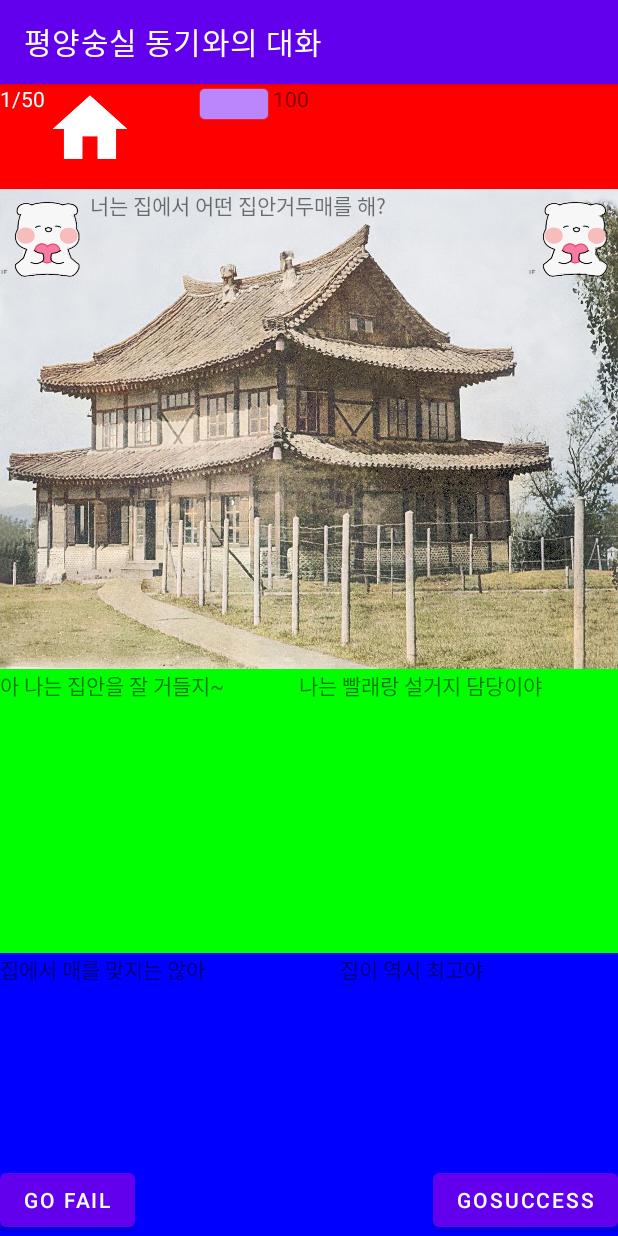
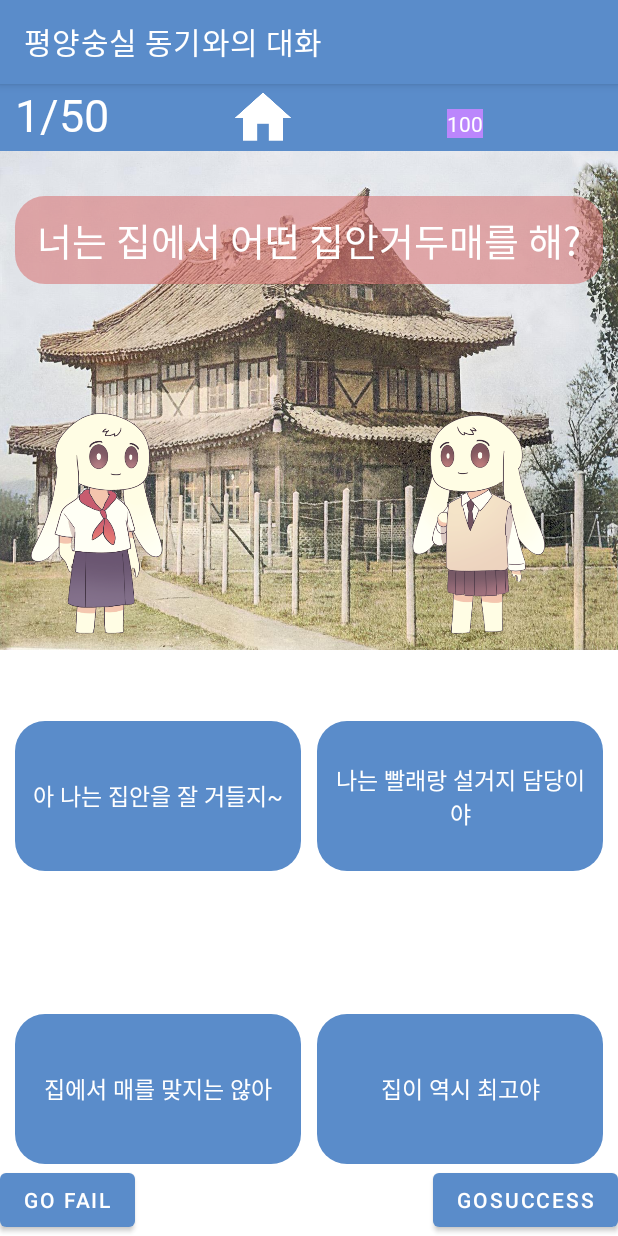
Before and after one commit to somsom13/SSU_Everything_Contest, an Android app: the NorthGame screen opened directly, with no data from a screen before it, on a phone screen of 412 x 824 dp. Run offline under Robolectric (Android 15) with nearby library versions, the light colour scheme and no system bars.

Commit message:
[수정] game 버튼모양, 단어장 색깔 등

```diff
--- a/app/src/main/java/com/example/ssu_everything_contest/NorthSouthWordAdapter.java
+++ b/app/src/main/java/com/example/ssu_everything_contest/NorthSouthWordAdapter.java
@@ -48,7 +48,7 @@ public class NorthSouthWordAdapter extends BaseAdapter {
         northText.setText(words.get(position).getnWord());
         southText.setText(words.get(position).getsWord());
         if (words.get(position).getCheck() == true) { //이미 누른거
-            southText.setTextColor(Color.parseColor("#ff0000"));
+            southText.setTextColor(Color.parseColor("#5A8CCA"));
         } else { //아직 안누른거
             southText.setTextColor(Color.parseColor("#ffffff"));
         }
--- a/app/src/main/java/com/example/ssu_everything_contest/SouthMain.java
+++ b/app/src/main/java/com/example/ssu_everything_contest/SouthMain.java
@@ -25,13 +25,16 @@ public class SouthMain extends AppCompatActivity {
         ListView listView=(ListView)findViewById(R.id.southListView);
         final NorthSouthWordAdapter nsAdapter=new NorthSouthWordAdapter(this,MainActivity.nsWordList);
 
+
         listView.setAdapter(nsAdapter);
 
         listView.setOnItemClickListener(new AdapterView.OnItemClickListener() {
             @Override
             public void onItemClick(AdapterView parent, View v, int position, long id) {
+                int pos=listView.getFirstVisiblePosition();
                 nsAdapter.changeStatus(position);
                 parent.setAdapter((nsAdapter));
+                listView.setSelection(pos);
             }
         });
 
--- /dev/null
+++ b/app/src/main/res/drawable/game_answer_button.xml
@@ -0,0 +1,16 @@
+<?xml version="1.0" encoding="utf-8"?>
+<shape xmlns:android="http://schemas.android.com/apk/res/android">
+    <solid
+        android:color="#5A8CCA"/>
+
+    <corners
+        android:radius="30px"/>
+
+    <size
+        android:layout_height="40dp"
+        android:layout_width="30dp" />
+
+
+
+
+</shape>
--- /dev/null
+++ b/app/src/main/res/drawable/game_question_button.xml
@@ -0,0 +1,13 @@
+<?xml version="1.0" encoding="utf-8"?>
+<shape xmlns:android="http://schemas.android.com/apk/res/android">
+
+    <solid
+        android:color="#90D97171"/>
+
+    <corners
+        android:radius="30px"/>
+
+    <size
+        android:layout_height="100dp"
+        android:layout_width="140dp" />
+</shape>
--- a/app/src/main/res/drawable/home_icon.xml
+++ b/app/src/main/res/drawable/home_icon.xml
@@ -2,6 +2,6 @@
 <layer-list xmlns:android="http://schemas.android.com/apk/res/android">
     <item
         android:drawable="@drawable/home_icon_image"
-        android:width="60dp"
-        android:height="60dp" />
+        android:width="45dp"
+        android:height="45dp" />
 </layer-list>
--- a/app/src/main/res/drawable/location_marker.xml
+++ b/app/src/main/res/drawable/location_marker.xml
@@ -2,6 +2,6 @@
 <layer-list xmlns:android="http://schemas.android.com/apk/res/android">
     <item
         android:drawable="@drawable/location_marker_image"
-        android:width="60dp"
-        android:height="60dp" />
+        android:width="65dp"
+        android:height="50dp" />
 </layer-list>
--- a/app/src/main/res/layout/north_game.xml
+++ b/app/src/main/res/layout/north_game.xml
@@ -11,9 +11,9 @@
     <LinearLayout
         android:id="@+id/top"
         android:layout_width="match_parent"
-        android:layout_height="147dp"
+        android:layout_height="120dp"
         android:layout_weight="1"
-        android:background="#ff0000"
+        android:background="#5A8CCA"
         android:orientation="horizontal">
 
         <TextView
@@ -21,7 +21,10 @@
             android:layout_width="wrap_content"
             android:layout_height="wrap_content"
             android:text="1/60"
-            android:textColor="#ffffff" />
+            android:textColor="#ffffff"
+            android:fontFamily="@font/gowunbatang_regular"
+            android:textSize="30sp"
+            android:layout_marginLeft="10dp"/>
 
         <ImageButton
             android:id="@+id/homeIconButton"
@@ -29,23 +32,19 @@
             android:layout_height="wrap_content"
             app:srcCompat="@drawable/home_icon"
             android:background="#00ffffff"
-            app:tint="@color/white" />
-        <ImageView
-            android:id="@+id/imageView3"
-            android:layout_width="wrap_content"
-            android:layout_height="wrap_content"
-            android:layout_marginStart="40dp"
-            app:layout_constraintStart_toStartOf="parent"
-            app:srcCompat="@android:drawable/editbox_background_normal"
-            app:tint="@color/purple_200"
-            tools:ignore="MissingConstraints"
-            tools:layout_editor_absoluteY="27dp"
-            />
+            app:tint="@color/white"
+            android:layout_gravity="center"
+            android:layout_marginLeft="80dp"/>
+
         <TextView
             android:id="@+id/fav"
             android:layout_width="wrap_content"
             android:layout_height="wrap_content"
             android:text="favorite"
+            android:fontFamily="@font/gowunbatang_regular"
+            android:background="@color/purple_200"
+            android:textColor="@color/white"
+            android:layout_marginLeft="100dp"
             />
 
     </LinearLayout>
@@ -58,27 +57,52 @@
         android:layout_height="709dp"
         android:layout_weight="5"
         android:background="@drawable/north_soongsil"
-        android:orientation="horizontal" >
+        android:orientation="vertical" >
 
-        <ImageView
-            android:id="@+id/character1"
-            android:layout_width="wrap_content"
-            android:layout_height="wrap_content"
-            app:srcCompat="@drawable/cute" />
 
+        <LinearLayout
+            android:layout_width="match_parent"
+            android:layout_height="147dp"
+            android:layout_weight="3">
 
             <TextView
                 android:id="@+id/northSay"
                 android:layout_width="wrap_content"
                 android:layout_height="wrap_content"
+                android:layout_marginTop="30dp"
                 android:layout_weight="1"
-            android:text="북한동기가 하는 말" />
+                android:background="@drawable/game_question_button"
+                android:fontFamily="@font/gowunbatang_regular"
+                android:gravity="center"
+                android:padding="10dp"
+                android:text="북한동기가 하는 말"
+                android:textColor="@color/white"
+                android:textSize="25sp"
+                android:layout_marginLeft="10dp"
+                android:layout_marginRight="10dp"/>
+        </LinearLayout>
+            <LinearLayout
+                android:layout_width="match_parent"
+                android:layout_height="wrap_content"
+                android:orientation="horizontal"
+                android:layout_weight="2">
+                <ImageView
+                    android:id="@+id/character1"
+                    android:layout_width="130dp"
+                    android:layout_height="168dp"
+                    android:layout_gravity="bottom"
+                    android:fontFamily="@font/gowunbatang_bold"
+                    app:srcCompat="@drawable/north_character" />
 
                 <ImageView
                     android:id="@+id/character2"
-            android:layout_width="wrap_content"
-            android:layout_height="wrap_content"
-            app:srcCompat="@drawable/cute" />
+                    android:layout_width="130dp"
+                    android:layout_height="162dp"
+                    android:layout_gravity="bottom"
+                    app:srcCompat="@drawable/south_character"
+                    android:layout_marginLeft="120dp"
+                    />
+            </LinearLayout>
 
     </LinearLayout>
 
@@ -92,40 +116,77 @@
         <LinearLayout
              android:layout_height="match_parent"
              android:layout_width="match_parent"
-             android:background="#00ff00"
-             android:layout_weight="1">
+             android:layout_weight="1"
+
+
+            >
             <TextView
                 android:id="@+id/choose1"
-                android:layout_width="wrap_content"
-                android:layout_height="wrap_content"
+                android:layout_width="0dp"
+                android:layout_height="100dp"
                 android:layout_weight="1"
-                android:text="선택지1" />
+                android:text="선택지1"
+                android:fontFamily="@font/gowunbatang_regular"
+                android:textSize="15sp"
+                android:padding="10dp"
+                android:textColor="@color/white"
+                android:layout_gravity="center"
+                android:background="@drawable/game_answer_button"
+                android:layout_marginLeft="10dp"
+                android:layout_marginRight="5dp"
+                android:gravity="center"
             />
             <TextView
                 android:id="@+id/choose2"
-            android:layout_width="wrap_content"
-            android:layout_height="wrap_content"
+                android:layout_width="0dp"
+                android:layout_height="100dp"
                 android:layout_weight="1"
-            android:text="선택지2" />
+                android:text="선택지2"
+                android:fontFamily="@font/gowunbatang_regular"
+                android:textSize="15sp"
+                android:padding="10dp"
+                android:textColor="@color/white"
+                android:layout_gravity="center"
+                android:background="@drawable/game_answer_button"
+                android:layout_marginRight="10dp"
+                android:layout_marginLeft="5dp"
+                android:gravity="center"/>
         </LinearLayout>
         <LinearLayout
             android:layout_height="match_parent"
             android:layout_width="match_parent"
-            android:background="#0000ff"
             android:layout_weight="1">
             <TextView
                 android:id="@+id/choose3"
-                android:layout_width="wrap_content"
-                android:layout_height="wrap_content"
+                android:layout_width="0dp"
+                android:layout_height="100dp"
                 android:layout_weight="1"
-                android:text="선택지3" />
+                android:text="선택지3"
+                android:fontFamily="@font/gowunbatang_regular"
+                android:textSize="15sp"
+                android:padding="10dp"
+                android:textColor="@color/white"
+                android:layout_gravity="center"
+                android:background="@drawable/game_answer_button"
+                android:layout_marginLeft="10dp"
+                android:layout_marginRight="5dp"
+                android:gravity="center"/>
             />
             <TextView
                 android:id="@+id/choose4"
-                android:layout_width="wrap_content"
-                android:layout_height="wrap_content"
+                android:layout_width="0dp"
+                android:layout_height="100dp"
                 android:layout_weight="1"
-                android:text="선택지4" />
+                android:text="선택지4"
+                android:fontFamily="@font/gowunbatang_regular"
+                android:textSize="15sp"
+                android:padding="10dp"
+                android:textColor="@color/white"
+                android:layout_gravity="center"
+                android:background="@drawable/game_answer_button"
+                android:layout_marginRight="10dp"
+                android:layout_marginLeft="5dp"
+                android:gravity="center"/>
         </LinearLayout>
     />
     </LinearLayout>
--- a/app/src/main/res/layout/south_main.xml
+++ b/app/src/main/res/layout/south_main.xml
@@ -5,7 +5,7 @@
     android:layout_width="match_parent"
     android:layout_height="match_parent"
     android:orientation="vertical"
-    android:background="@color/black">
+    android:background="@color/white">
 
     <LinearLayout
         android:layout_width="match_parent"
--- a/app/src/main/res/values/colors.xml
+++ b/app/src/main/res/values/colors.xml
@@ -1,8 +1,8 @@
 <?xml version="1.0" encoding="utf-8"?>
 <resources>
     <color name="purple_200">#FFBB86FC</color>
-    <color name="purple_500">#FF6200EE</color>
-    <color name="purple_700">#FF3700B3</color>
+    <color name="purple_500">#5A8CCA</color>
+    <color name="purple_700">#5A8CCA</color>
     <color name="teal_200">#FF03DAC5</color>
     <color name="teal_700">#FF018786</color>
     <color name="black">#FF000000</color>
```
Also changed, not shown: app/src/main/res/font-v26/font.xml (added, +12 -0 lines), app/src/main/res/font/font.xml (added, +8 -0 lines), app/src/main/res/layout/activity_main.xml (+4 -4 lines), app/src/main/res/layout/south_listview_item.xml (+13 -2 lines), app/src/main/res/values/font_style.xml (added, +25 -0 lines), app/src/main/res/values/style.xml (added, +17 -0 lines), app/src/main/res/drawable/north_character.png (added), app/src/main/res/drawable/south_character.png (added), 2 other files. Lines whose indentation alone changed are shown as unchanged.
